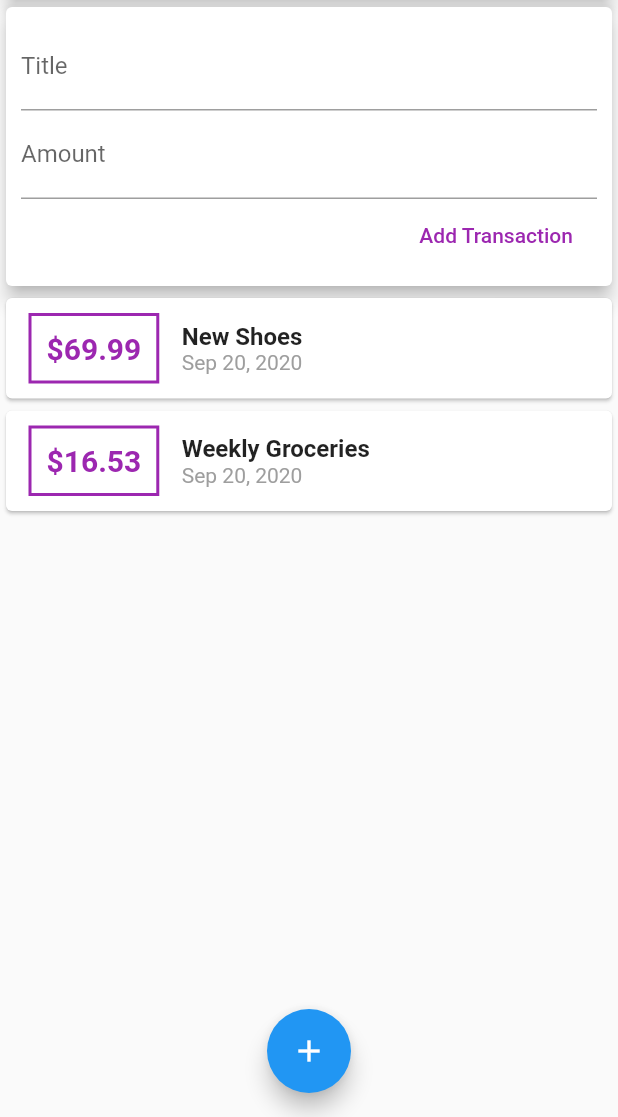
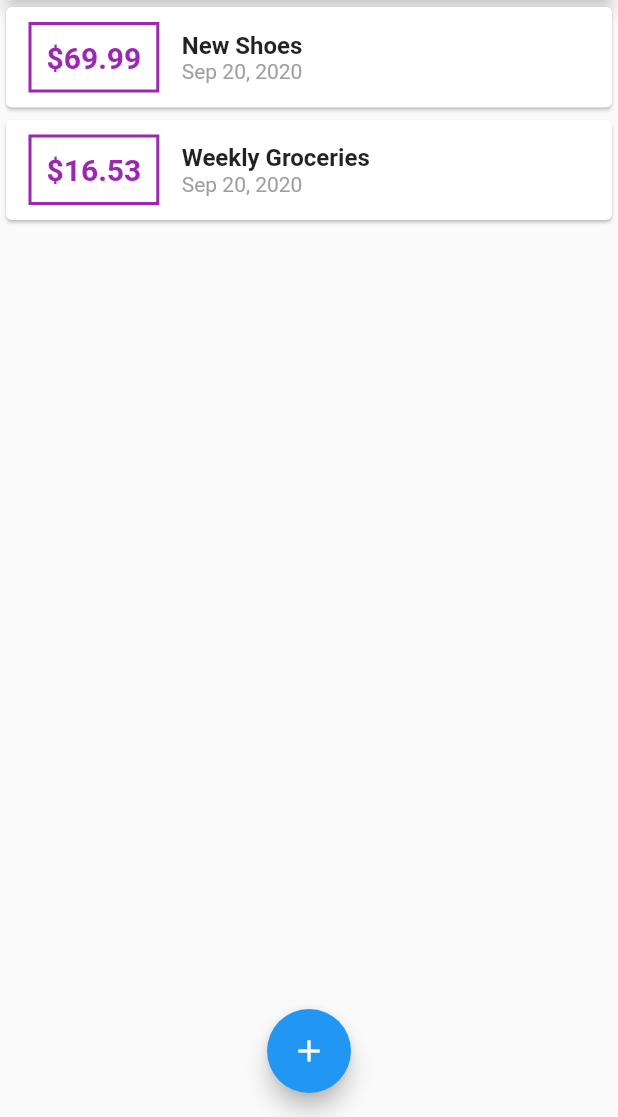
Before and after one commit to Bash009/chatuncle, a Flutter app: the screen it shows after launch, on a phone screen of 412 x 824 dp, the part 119-1236 px from its top. Run offline on Flutter 3.47's test engine with Material 2 defaults, Android fonts, the phone set to English and light mode, and no system bars.

Commit message:
fourth commit

```diff
--- a/lib/main.dart
+++ b/lib/main.dart
@@ -1,6 +1,8 @@
 import 'package:flutter/material.dart';
 
-import './widgets/user_transactions.dart';
+import './widgets/new_transaction.dart';
+import './widgets/transaction_list.dart';
+import './models/transaction.dart';
 
 void main() => runApp(MyApp());
 
@@ -14,11 +16,54 @@ class MyApp extends StatelessWidget {
   }
 }
 
-class MyHomePage extends StatelessWidget {
+class MyHomePage extends StatefulWidget {
   // String titleInput;
   // String amountInput;
-  final titleController = TextEditingController();
-  final amountController = TextEditingController();
+  @override
+  _MyHomePageState createState() => _MyHomePageState();
+}
+
+class _MyHomePageState extends State<MyHomePage> {
+  final List<Transaction> _userTransactions = [
+    Transaction(
+      id: 't1',
+      title: 'New Shoes',
+      amount: 69.99,
+      date: DateTime.now(),
+    ),
+    Transaction(
+      id: 't2',
+      title: 'Weekly Groceries',
+      amount: 16.53,
+      date: DateTime.now(),
+    ),
+  ];
+
+  void _addNewTransaction(String txTitle, double txAmount) {
+    final newTx = Transaction(
+      title: txTitle,
+      amount: txAmount,
+      date: DateTime.now(),
+      id: DateTime.now().toString(),
+    );
+
+    setState(() {
+      _userTransactions.add(newTx);
+    });
+  }
+
+  void _startAddNewTransaction(BuildContext ctx) {
+    showModalBottomSheet(
+      context: ctx,
+      builder: (_) {
+        return GestureDetector(
+          onTap: () {},
+          child: NewTransaction(_addNewTransaction),
+          behavior: HitTestBehavior.opaque,
+        );
+      },
+    );
+  }
 
   @override
   Widget build(BuildContext context) {
@@ -26,7 +71,10 @@ class MyHomePage extends StatelessWidget {
       appBar: AppBar(
         title: Text('Flutter App'),
         actions: <Widget>[
-          IconButton(icon: Icon(Icons.add), onPressed: () {}),
+          IconButton(
+            icon: Icon(Icons.add),
+            onPressed: () => _startAddNewTransaction(context),
+          ),
         ],
       ),
       body: SingleChildScrollView(
@@ -42,13 +90,15 @@ class MyHomePage extends StatelessWidget {
                 elevation: 5,
               ),
             ),
-            UserTransactions(),
+            TransactionList(_userTransactions),
           ],
         ),
       ),
       floatingActionButtonLocation: FloatingActionButtonLocation.centerFloat,
-      floatingActionButton:
-          FloatingActionButton(child: Icon(Icons.add), onPressed: () {}),
+      floatingActionButton: FloatingActionButton(
+        child: Icon(Icons.add),
+        onPressed: () => _startAddNewTransaction(context),
+      ),
     );
   }
 }
--- a/lib/widgets/new_transaction.dart
+++ b/lib/widgets/new_transaction.dart
@@ -6,9 +6,11 @@ class NewTransaction extends StatelessWidget {
   final amountController = TextEditingController();
 
   NewTransaction(this.addTx);
+
   void submitData() {
     final enteredTitle = titleController.text;
     final enteredAmount = double.parse(amountController.text);
+
     if (enteredTitle.isEmpty || enteredAmount <= 0) {
       return;
     }
@@ -41,13 +43,12 @@ class NewTransaction extends StatelessWidget {
               controller: amountController,
               keyboardType: TextInputType.number,
               onSubmitted: (_) => submitData(),
-
               // onChanged: (val) => amountInput = val,
             ),
             FlatButton(
               child: Text('Add Transaction'),
               textColor: Colors.purple,
-              onPressed: () => submitData,
+              onPressed: submitData,
             ),
           ],
         ),
--- a/lib/widgets/user_transactions.dart
+++ /dev/null
@@ -1,50 +0,0 @@
-import 'package:flutter/material.dart';
-
-import './new_transaction.dart';
-import './transaction_list.dart';
-import '../models/transaction.dart';
-
-class UserTransactions extends StatefulWidget {
-  @override
-  _UserTransactionsState createState() => _UserTransactionsState();
-}
-
-class _UserTransactionsState extends State<UserTransactions> {
-  final List<Transaction> _userTransactions = [
-    Transaction(
-      id: 't1',
-      title: 'New Shoes',
-      amount: 69.99,
-      date: DateTime.now(),
-    ),
-    Transaction(
-      id: 't2',
-      title: 'Weekly Groceries',
-      amount: 16.53,
-      date: DateTime.now(),
-    ),
-  ];
-
-  void _addNewTransaction(String txTitle, double txAmount) {
-    final newTx = Transaction(
-      title: txTitle,
-      amount: txAmount,
-      date: DateTime.now(),
-      id: DateTime.now().toString(),
-    );
-
-    setState(() {
-      _userTransactions.add(newTx);
-    });
-  }
-
-  @override
-  Widget build(BuildContext context) {
-    return Column(
-      children: <Widget>[
-        NewTransaction(_addNewTransaction),
-        TransactionList(_userTransactions),
-      ],
-    );
-  }
-}
```
